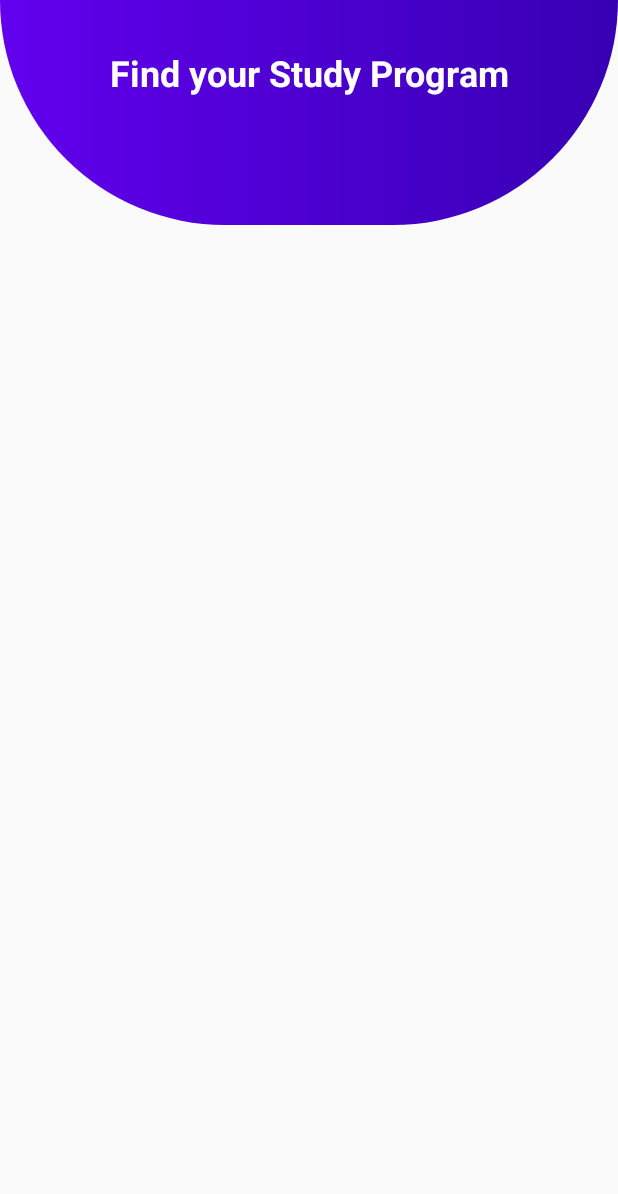
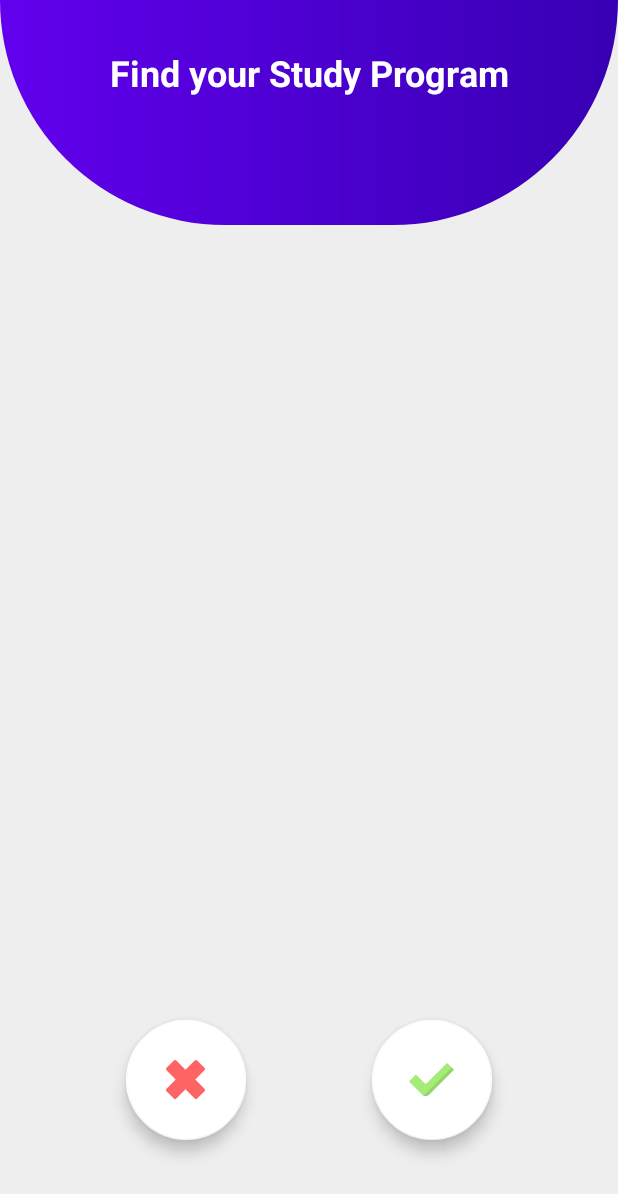
Before and after one commit to HussainTayyeb/Bachelorthesis, an Android app: the screen it shows after launch (MainActivity), on a phone screen of 412 x 824 dp. Shown: the top 1194 px of the screen. Run offline under Robolectric (Android 15) with nearby library versions, the phone set to English and light mode, and no system bars.

Commit message:
added floating buttons

```diff
--- /dev/null
+++ b/app/src/main/res/drawable/icon_all_cross.xml
@@ -0,0 +1,9 @@
+<vector xmlns:android="http://schemas.android.com/apk/res/android"
+    android:width="511.999dp"
+    android:height="511.999dp"
+    android:viewportWidth="511.999"
+    android:viewportHeight="511.999">
+    <path
+        android:pathData="M384.955,256l120.28,-120.28c9.019,-9.019 9.019,-23.642 0,-32.66L408.94,6.765c-9.019,-9.019 -23.642,-9.019 -32.66,0l-120.28,120.28L135.718,6.765c-9.019,-9.019 -23.642,-9.019 -32.66,0L6.764,103.058c-9.019,9.019 -9.019,23.642 0,32.66l120.28,120.28L6.764,376.28c-9.019,9.019 -9.019,23.642 0,32.66l96.295,96.294c9.019,9.019 23.642,9.019 32.66,0l120.28,-120.28l120.28,120.28c9.019,9.019 23.642,9.019 32.66,0l96.295,-96.294c9.019,-9.019 9.019,-23.642 0,-32.66L384.955,256z"
+        android:fillColor="#FF6465"/>
+</vector>
--- /dev/null
+++ b/app/src/main/res/drawable/icon_all_tick.xml
@@ -0,0 +1,14 @@
+<vector xmlns:android="http://schemas.android.com/apk/res/android"
+    android:width="512dp"
+    android:height="512dp"
+    android:viewportWidth="512"
+    android:viewportHeight="512">
+    <path
+        android:pathData="M433.139,67.108L201.294,298.953c-6.249,6.249 -16.381,6.249 -22.63,0L78.861,199.15L0,278.011l150.547,150.549c10.458,10.458 24.642,16.333 39.431,16.333l0,0c14.788,0 28.973,-5.876 39.43,-16.333L512,145.968L433.139,67.108z"
+        android:fillColor="#A5EB78"/>
+    <path
+        android:fillColor="#FF000000"
+        android:pathData="M485.921,119.888L187.59,418.22c-8.254,8.253 -18.633,13.882 -29.847,16.391c9.363,6.635 20.608,10.28 32.235,10.28l0,0c14.788,0 28.973,-5.876 39.43,-16.333L512,145.966L485.921,119.888z"
+        android:strokeAlpha="0.1"
+        android:fillAlpha="0.1"/>
+</vector>
--- a/app/src/main/res/layout/activity_main.xml
+++ b/app/src/main/res/layout/activity_main.xml
@@ -4,6 +4,7 @@
     xmlns:tools="http://schemas.android.com/tools"
     android:layout_width="match_parent"
     android:layout_height="match_parent"
+    android:background="#eeeeee"
     tools:context=".MainActivity">
 
     <!--half round circle created with
@@ -31,4 +32,35 @@
         app:layout_constraintStart_toStartOf="parent"
         app:layout_constraintTop_toTopOf="parent" />
 
+    <com.google.android.material.floatingactionbutton.FloatingActionButton
+        android:id="@+id/floatingActionButton_main_wrong"
+        android:layout_width="wrap_content"
+        android:layout_height="wrap_content"
+        android:layout_marginBottom="64dp"
+        android:foregroundGravity="center"
+        android:src="@drawable/icon_all_cross"
+        app:backgroundTint="@color/white"
+        app:fabCustomSize="80dp"
+        app:fabSize="auto"
+        app:layout_constraintBottom_toBottomOf="parent"
+        app:layout_constraintEnd_toStartOf="@+id/floatingActionButton_main_correct"
+        app:layout_constraintHorizontal_bias="0.5"
+        app:layout_constraintStart_toStartOf="parent"
+        app:maxImageSize="26dp" />
+
+    <com.google.android.material.floatingactionbutton.FloatingActionButton
+        android:id="@+id/floatingActionButton_main_correct"
+        android:layout_width="wrap_content"
+        android:layout_height="wrap_content"
+        android:layout_marginBottom="64dp"
+        android:src="@drawable/icon_all_tick"
+        app:backgroundTint="@color/white"
+        app:fabCustomSize="80dp"
+        app:fabSize="auto"
+        app:layout_constraintBottom_toBottomOf="parent"
+        app:layout_constraintEnd_toEndOf="parent"
+        app:layout_constraintHorizontal_bias="0.5"
+        app:layout_constraintStart_toEndOf="@+id/floatingActionButton_main_wrong"
+        app:maxImageSize="30dp" />
+
 </androidx.constraintlayout.widget.ConstraintLayout>
--- a/app/src/main/res/values/colors.xml
+++ b/app/src/main/res/values/colors.xml
@@ -4,4 +4,5 @@
     <color name="colorPrimaryDark">#3700B3</color>
     <color name="colorAccent">#03DAC5</color>
     <color name="white">#ffffff</color>
+    <color name="black">#000000</color>
 </resources>
```
